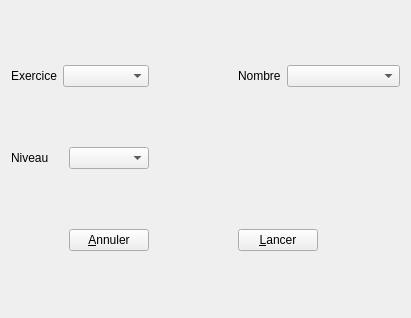
This is abuledulanceurv1.ui in Txikilinux/leterrier-calculment as Qt 5 draws it before an edit. The edited form follows.
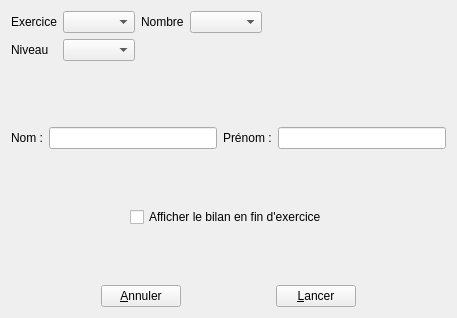
This is the edited form.

Commit message: Possibilité d'affichage de bilans si coché dans le lanceur

Patch:
```diff
--- a/abuledulanceurv1.ui
+++ b/abuledulanceurv1.ui
@@ -9,13 +9,15 @@
    <rect>
     <x>0</x>
     <y>0</y>
-    <width>411</width>
+    <width>456</width>
     <height>318</height>
    </rect>
   </property>
   <property name="windowTitle">
    <string>Form</string>
   </property>
+  <layout class="QGridLayout" name="gridLayout_2">
+   <item row="0" column="0">
   <layout class="QGridLayout" name="gridLayout">
    <item row="0" column="0">
     <widget class="QLabel" name="lblExercice">
@@ -24,36 +26,134 @@
      </property>
     </widget>
    </item>
-   <item row="0" column="1" colspan="2">
-    <widget class="QComboBox" name="cbExercice"/>
-   </item>
-   <item row="0" column="5" colspan="2">
+     <item row="0" column="3">
+      <widget class="QLabel" name="lblNombre">
+       <property name="text">
+        <string>Nombre</string>
+       </property>
+      </widget>
+     </item>
+     <item row="0" column="4">
     <widget class="QComboBox" name="cbNombre"/>
    </item>
-   <item row="1" column="0" colspan="2">
+     <item row="1" column="0">
     <widget class="QLabel" name="lblNiveau">
      <property name="text">
       <string>Niveau</string>
      </property>
     </widget>
    </item>
-   <item row="1" column="2">
+     <item row="1" column="1">
     <widget class="QComboBox" name="cbNiveau"/>
    </item>
-   <item row="1" column="3" colspan="4">
+     <item row="0" column="1">
+      <widget class="QComboBox" name="cbExercice"/>
+     </item>
+     <item row="0" column="5">
+      <spacer name="horizontalSpacer_2">
+       <property name="orientation">
+        <enum>Qt::Horizontal</enum>
+       </property>
+       <property name="sizeHint" stdset="0">
+        <size>
+         <width>40</width>
+         <height>20</height>
+        </size>
+       </property>
+      </spacer>
+     </item>
+     <item row="1" column="5">
+      <spacer name="horizontalSpacer_3">
+       <property name="orientation">
+        <enum>Qt::Horizontal</enum>
+       </property>
+       <property name="sizeHint" stdset="0">
+        <size>
+         <width>40</width>
+         <height>20</height>
+        </size>
+       </property>
+      </spacer>
+     </item>
+    </layout>
+   </item>
+   <item row="3" column="0">
+    <layout class="QHBoxLayout" name="horizontalLayout_2">
+     <item>
+      <widget class="QLabel" name="lblNom">
+       <property name="text">
+        <string>Nom :</string>
+       </property>
+      </widget>
+     </item>
+     <item>
+      <widget class="QLineEdit" name="leNom"/>
+     </item>
+     <item>
+      <widget class="QLabel" name="lblPrenom">
+       <property name="text">
+        <string>Prénom :</string>
+       </property>
+      </widget>
+     </item>
+     <item>
+      <widget class="QLineEdit" name="lePrenom"/>
+     </item>
+    </layout>
+   </item>
+   <item row="5" column="0">
+    <layout class="QHBoxLayout" name="horizontalLayout_5">
+     <item>
     <spacer name="horizontalSpacer">
      <property name="orientation">
       <enum>Qt::Horizontal</enum>
      </property>
      <property name="sizeHint" stdset="0">
       <size>
-       <width>230</width>
+         <width>40</width>
        <height>20</height>
       </size>
      </property>
     </spacer>
    </item>
-   <item row="2" column="0">
+     <item>
+      <widget class="QCheckBox" name="chbBilan">
+       <property name="text">
+        <string>Afficher le bilan en fin d'exercice</string>
+       </property>
+      </widget>
+     </item>
+     <item>
+      <spacer name="horizontalSpacer_4">
+       <property name="orientation">
+        <enum>Qt::Horizontal</enum>
+       </property>
+       <property name="sizeHint" stdset="0">
+        <size>
+         <width>40</width>
+         <height>20</height>
+        </size>
+       </property>
+      </spacer>
+     </item>
+    </layout>
+   </item>
+   <item row="6" column="0">
+    <spacer name="verticalSpacer">
+     <property name="orientation">
+      <enum>Qt::Vertical</enum>
+     </property>
+     <property name="sizeHint" stdset="0">
+      <size>
+       <width>20</width>
+       <height>40</height>
+      </size>
+     </property>
+    </spacer>
+   </item>
+   <item row="7" column="0">
+    <layout class="QHBoxLayout" name="horizontalLayout">
+     <item>
     <spacer name="horizontalSpacer_7">
      <property name="orientation">
       <enum>Qt::Horizontal</enum>
@@ -66,14 +166,14 @@
      </property>
     </spacer>
    </item>
-   <item row="2" column="2">
+     <item>
     <widget class="QPushButton" name="btnAnnuler">
      <property name="text">
       <string>&amp;Annuler</string>
      </property>
     </widget>
    </item>
-   <item row="2" column="3">
+     <item>
     <spacer name="horizontalSpacer_5">
      <property name="orientation">
       <enum>Qt::Horizontal</enum>
@@ -86,14 +186,14 @@
      </property>
     </spacer>
    </item>
-   <item row="2" column="4" colspan="2">
+     <item>
     <widget class="QPushButton" name="btnLancer">
      <property name="text">
       <string>&amp;Lancer</string>
      </property>
     </widget>
    </item>
-   <item row="2" column="6">
+     <item>
     <spacer name="horizontalSpacer_8">
      <property name="orientation">
       <enum>Qt::Horizontal</enum>
@@ -106,12 +206,33 @@
      </property>
     </spacer>
    </item>
-   <item row="0" column="4">
-    <widget class="QLabel" name="lblNombre">
-     <property name="text">
-      <string>Nombre</string>
+    </layout>
+   </item>
+   <item row="2" column="0">
+    <spacer name="verticalSpacer_2">
+     <property name="orientation">
+      <enum>Qt::Vertical</enum>
      </property>
-    </widget>
+     <property name="sizeHint" stdset="0">
+      <size>
+       <width>157</width>
+       <height>60</height>
+      </size>
+     </property>
+    </spacer>
+   </item>
+   <item row="4" column="0">
+    <spacer name="verticalSpacer_3">
+     <property name="orientation">
+      <enum>Qt::Vertical</enum>
+     </property>
+     <property name="sizeHint" stdset="0">
+      <size>
+       <width>435</width>
+       <height>24</height>
+      </size>
+     </property>
+    </spacer>
    </item>
   </layout>
  </widget>
```
Lines whose indentation alone changed are shown as unchanged. The commit also changes 8 other files.
